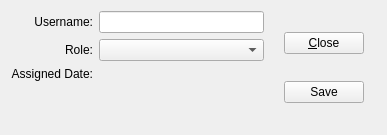
Qt form guiclient/taskAssignment.ui (interhawk/qt-client) before a commit.
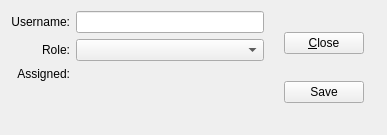
The same form after that commit. Custom widgets are drawn as their Qt base class.

The edit to the form file:
```diff
--- a/guiclient/taskAssignment.ui
+++ b/guiclient/taskAssignment.ui
@@ -69,7 +69,7 @@
      <item row="2" column="0">
       <widget class="XLabel" name="_dateLit">
        <property name="text">
-        <string>Assigned Date:</string>
+        <string>Assigned:</string>
        </property>
        <property name="alignment">
         <set>Qt::AlignRight|Qt::AlignTrailing|Qt::AlignVCenter</set>
```
